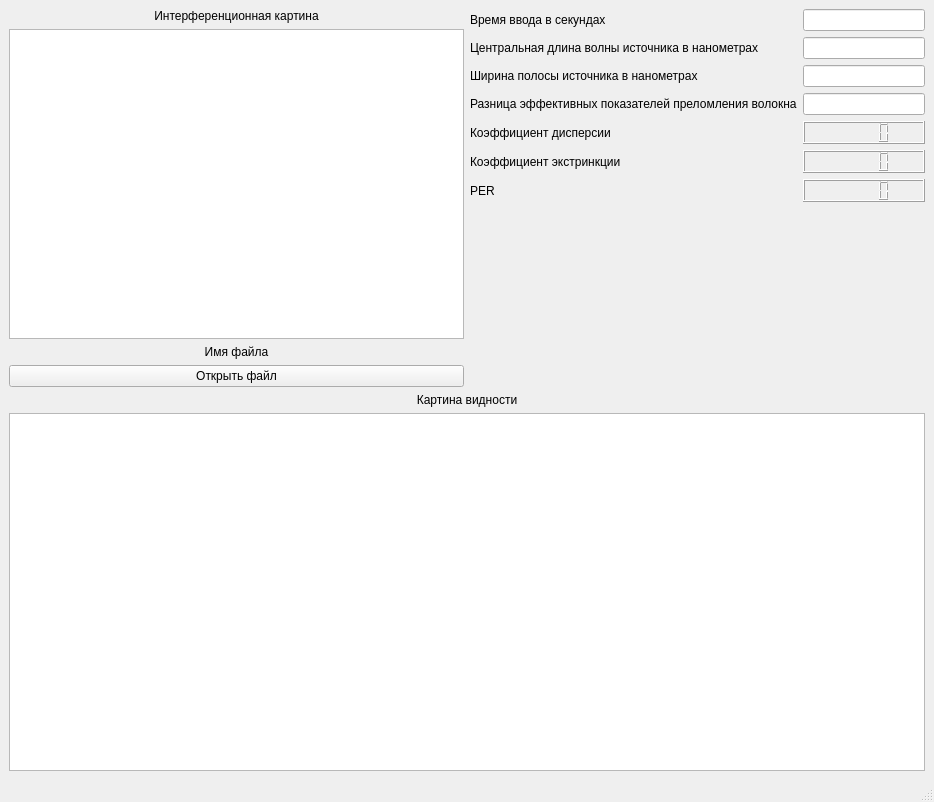
First picture: the form in analizator_0.1.ui, repository AnkushinDaniil/Analizator, before the edit.
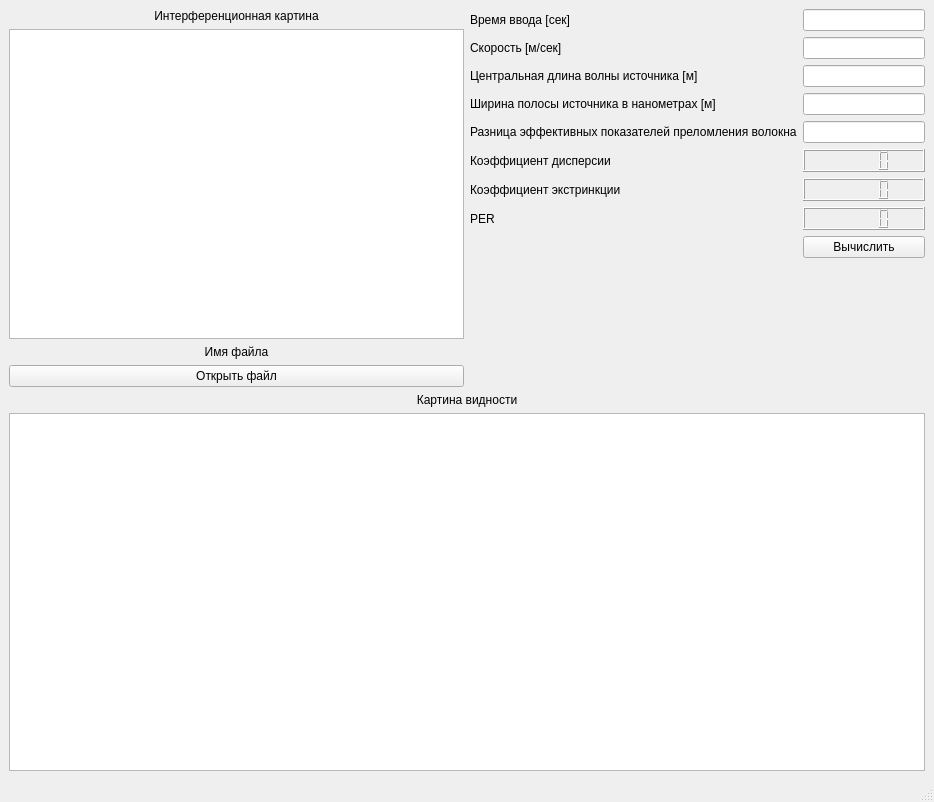
Second picture: the form after the edit.

Commit message: Добавил класс Signal и Chart, теперь интерференционная картина выводится с правильными координатами

```diff
--- a/analizator_0.1.ui
+++ b/analizator_0.1.ui
@@ -56,7 +56,7 @@
         <item row="0" column="0">
          <widget class="QLabel" name="total_time_title">
           <property name="text">
-           <string>Время ввода в cекундах</string>
+           <string>Время ввода [сек]</string>
           </property>
          </widget>
         </item>
@@ -66,63 +66,80 @@
         <item row="1" column="0">
          <widget class="QLabel" name="lambda_source_litle">
           <property name="text">
-           <string>Центральная длина волны источника в нанометрах</string>
+           <string>Скорость [м/сек]</string>
           </property>
          </widget>
         </item>
         <item row="1" column="1">
-         <widget class="QLineEdit" name="lambda_source"/>
+         <widget class="QLineEdit" name="speed"/>
         </item>
         <item row="2" column="0">
-         <widget class="QLabel" name="source_bandwith_title">
+         <widget class="QLabel" name="lambda_source_title">
           <property name="text">
-           <string>Ширина полосы источника в нанометрах</string>
+           <string>Центральная длина волны источника [м]</string>
           </property>
          </widget>
         </item>
         <item row="2" column="1">
-         <widget class="QLineEdit" name="source_bandwith"/>
+         <widget class="QLineEdit" name="lambda_source"/>
         </item>
         <item row="3" column="0">
+         <widget class="QLabel" name="source_bandwith_title">
+          <property name="text">
+           <string>Ширина полосы источника в нанометрах [м]</string>
+          </property>
+         </widget>
+        </item>
+        <item row="3" column="1">
+         <widget class="QLineEdit" name="source_bandwith"/>
+        </item>
+        <item row="4" column="0">
          <widget class="QLabel" name="delta_n_title">
           <property name="text">
            <string>Разница эффективных показателей преломления волокна</string>
           </property>
          </widget>
         </item>
-        <item row="3" column="1">
+        <item row="4" column="1">
          <widget class="QLineEdit" name="delta_n"/>
         </item>
-        <item row="4" column="0">
-         <widget class="QLabel" name="k_disp_titile">
+        <item row="5" column="0">
+         <widget class="QLabel" name="k_disp_title">
           <property name="text">
            <string>Коэффициент дисперсии</string>
           </property>
          </widget>
         </item>
-        <item row="4" column="1">
+        <item row="5" column="1">
          <widget class="QLCDNumber" name="k_disp"/>
         </item>
-        <item row="5" column="0">
-         <widget class="QLabel" name="k_ekst_titile">
+        <item row="6" column="0">
+         <widget class="QLabel" name="k_ekst_title">
           <property name="text">
            <string>Коэффициент экстринкции</string>
           </property>
          </widget>
         </item>
-        <item row="5" column="1">
+        <item row="6" column="1">
          <widget class="QLCDNumber" name="k_ekst"/>
         </item>
-        <item row="6" column="0">
-         <widget class="QLabel" name="per_titile">
+        <item row="7" column="0">
+         <widget class="QLabel" name="per_title_2">
           <property name="text">
            <string>PER</string>
           </property>
          </widget>
         </item>
-        <item row="6" column="1">
+        <item row="7" column="1">
          <widget class="QLCDNumber" name="per_title"/>
         </item>
+        <item row="8" column="1">
+         <widget class="QPushButton" name="calculateButton">
+          <property name="text">
+           <string>Вычислить</string>
+          </property>
+         </widget>
+        </item>
        </layout>
       </item>
      </layout>
```
Left out of the diff: 2 changed lines with no effect on the pictures. The commit also changes 1 other file.
